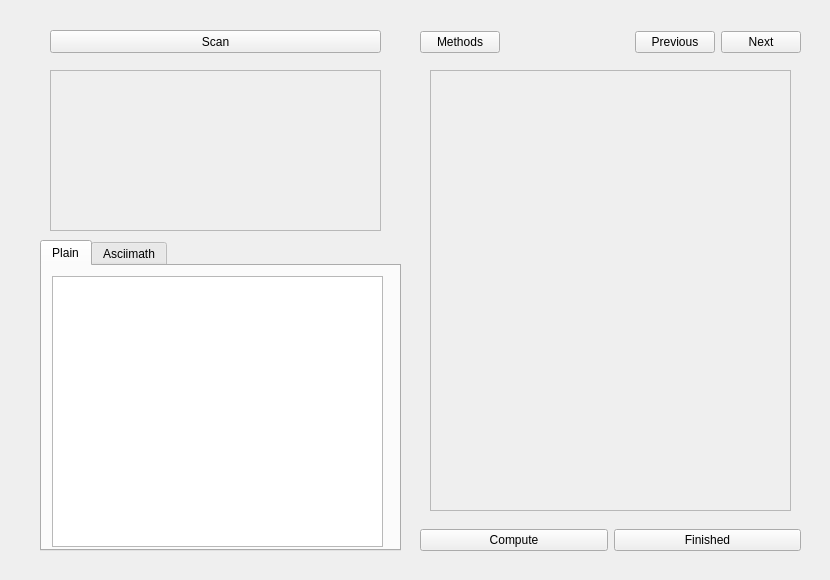
The window that gui/solution_widget.ui (louis845/COMP2012H_Project) describes before a commit, drawn with Qt 5.
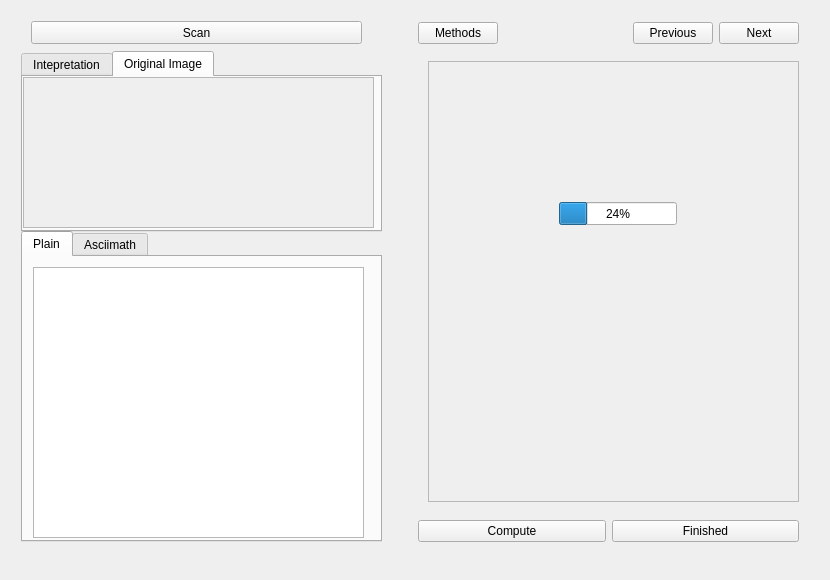
The same window after the commit. The open tabs and pages were chosen to show the change.

What changed in the file:
```diff
--- a/gui/solution_widget.ui
+++ b/gui/solution_widget.ui
@@ -18,45 +18,16 @@
   </property>
   <property name="maximumSize">
    <size>
-    <width>830</width>
-    <height>580</height>
+    <width>3000</width>
+    <height>3000</height>
    </size>
   </property>
   <property name="windowTitle">
    <string>Form</string>
   </property>
-  <widget class="QScrollArea" name="scrollArea">
-   <property name="geometry">
-    <rect>
-     <x>430</x>
-     <y>70</y>
-     <width>361</width>
-     <height>441</height>
-    </rect>
-   </property>
-   <property name="widgetResizable">
-    <bool>true</bool>
-   </property>
-   <widget class="QWidget" name="steps_widget">
-    <property name="geometry">
-     <rect>
-      <x>0</x>
-      <y>0</y>
-      <width>359</width>
-      <height>439</height>
-     </rect>
-    </property>
-   </widget>
-  </widget>
+  <layout class="QHBoxLayout" name="horizontalLayout">
+   <item>
   <widget class="QWidget" name="left_widget" native="true">
-   <property name="geometry">
-    <rect>
-     <x>30</x>
-     <y>20</y>
-     <width>381</width>
-     <height>541</height>
-    </rect>
-   </property>
    <widget class="QTabWidget" name="tabWidget">
     <property name="geometry">
      <rect>
@@ -100,29 +71,6 @@
      </widget>
     </widget>
    </widget>
-   <widget class="QScrollArea" name="scrollAreaIntepretation">
-    <property name="geometry">
-     <rect>
-      <x>20</x>
-      <y>50</y>
-      <width>331</width>
-      <height>161</height>
-     </rect>
-    </property>
-    <property name="widgetResizable">
-     <bool>true</bool>
-    </property>
-    <widget class="QWidget" name="scrollAreaWidgetContents">
-     <property name="geometry">
-      <rect>
-       <x>0</x>
-       <y>0</y>
-       <width>329</width>
-       <height>159</height>
-      </rect>
-     </property>
-    </widget>
-   </widget>
    <widget class="QPushButton" name="scan_btn">
     <property name="geometry">
      <rect>
@@ -136,38 +84,84 @@
      <string>Scan</string>
     </property>
    </widget>
-  </widget>
-  <widget class="QWidget" name="finish_btn_widget" native="true">
+     <widget class="QTabWidget" name="tabWidget_2">
    <property name="geometry">
     <rect>
-     <x>420</x>
-     <y>520</y>
-     <width>381</width>
-     <height>41</height>
-    </rect>
-   </property>
-   <layout class="QHBoxLayout" name="horizontalLayout_2">
-    <item>
-     <widget class="QPushButton" name="next_btn2">
-      <property name="text">
-       <string>Compute</string>
+        <x>10</x>
+        <y>40</y>
+        <width>361</width>
+        <height>181</height>
+       </rect>
+      </property>
+      <property name="currentIndex">
+       <number>0</number>
       </property>
-     </widget>
-    </item>
-    <item>
-     <widget class="QPushButton" name="finish_btn">
-      <property name="text">
-       <string>Finished</string>
-      </property>
-     </widget>
-    </item>
-   </layout>
-  </widget>
+      <widget class="QWidget" name="tab">
+       <attribute name="title">
+        <string>Intepretation</string>
+       </attribute>
+       <widget class="QScrollArea" name="scrollAreaIntepretation">
+        <property name="geometry">
+         <rect>
+          <x>0</x>
+          <y>0</y>
+          <width>351</width>
+          <height>151</height>
+         </rect>
+        </property>
+        <property name="widgetResizable">
+         <bool>true</bool>
+        </property>
+        <widget class="QWidget" name="scrollAreaWidgetContents">
+         <property name="geometry">
+          <rect>
+           <x>0</x>
+           <y>0</y>
+           <width>349</width>
+           <height>149</height>
+          </rect>
+         </property>
+        </widget>
+       </widget>
+      </widget>
+      <widget class="QWidget" name="tab_2">
+       <attribute name="title">
+        <string>Original Image</string>
+       </attribute>
+       <widget class="QScrollArea" name="scrollAreaOriginal">
+        <property name="geometry">
+         <rect>
+          <x>0</x>
+          <y>0</y>
+          <width>351</width>
+          <height>151</height>
+         </rect>
+        </property>
+        <property name="widgetResizable">
+         <bool>true</bool>
+        </property>
+        <widget class="QWidget" name="scrollAreaWidgetContents_2">
+         <property name="geometry">
+          <rect>
+           <x>0</x>
+           <y>0</y>
+           <width>349</width>
+           <height>149</height>
+          </rect>
+         </property>
+        </widget>
+       </widget>
+      </widget>
+     </widget>
+    </widget>
+   </item>
+   <item>
+    <widget class="QWidget" name="widget_2" native="true">
   <widget class="QWidget" name="widget" native="true">
    <property name="geometry">
     <rect>
-     <x>420</x>
-     <y>20</y>
+        <x>0</x>
+        <y>0</y>
      <width>381</width>
      <height>44</height>
     </rect>
@@ -209,6 +203,71 @@
     </item>
    </layout>
   </widget>
+     <widget class="QScrollArea" name="scrollArea">
+      <property name="geometry">
+       <rect>
+        <x>10</x>
+        <y>50</y>
+        <width>371</width>
+        <height>441</height>
+       </rect>
+      </property>
+      <property name="widgetResizable">
+       <bool>true</bool>
+      </property>
+      <widget class="QWidget" name="steps_widget">
+       <property name="geometry">
+        <rect>
+         <x>0</x>
+         <y>0</y>
+         <width>369</width>
+         <height>439</height>
+        </rect>
+       </property>
+       <widget class="QProgressBar" name="disp_prog">
+        <property name="geometry">
+         <rect>
+          <x>130</x>
+          <y>140</y>
+          <width>118</width>
+          <height>23</height>
+         </rect>
+        </property>
+        <property name="value">
+         <number>24</number>
+        </property>
+       </widget>
+      </widget>
+     </widget>
+     <widget class="QWidget" name="finish_btn_widget" native="true">
+      <property name="geometry">
+       <rect>
+        <x>0</x>
+        <y>500</y>
+        <width>381</width>
+        <height>41</height>
+       </rect>
+      </property>
+      <layout class="QHBoxLayout" name="horizontalLayout_2">
+       <item>
+        <widget class="QPushButton" name="next_btn2">
+         <property name="text">
+          <string>Compute</string>
+         </property>
+        </widget>
+       </item>
+       <item>
+        <widget class="QPushButton" name="finish_btn">
+         <property name="text">
+          <string>Finished</string>
+         </property>
+        </widget>
+       </item>
+      </layout>
+     </widget>
+    </widget>
+   </item>
+  </layout>
  </widget>
  <resources/>
  <connections/>
```
Lines whose indentation alone changed are shown as unchanged.
